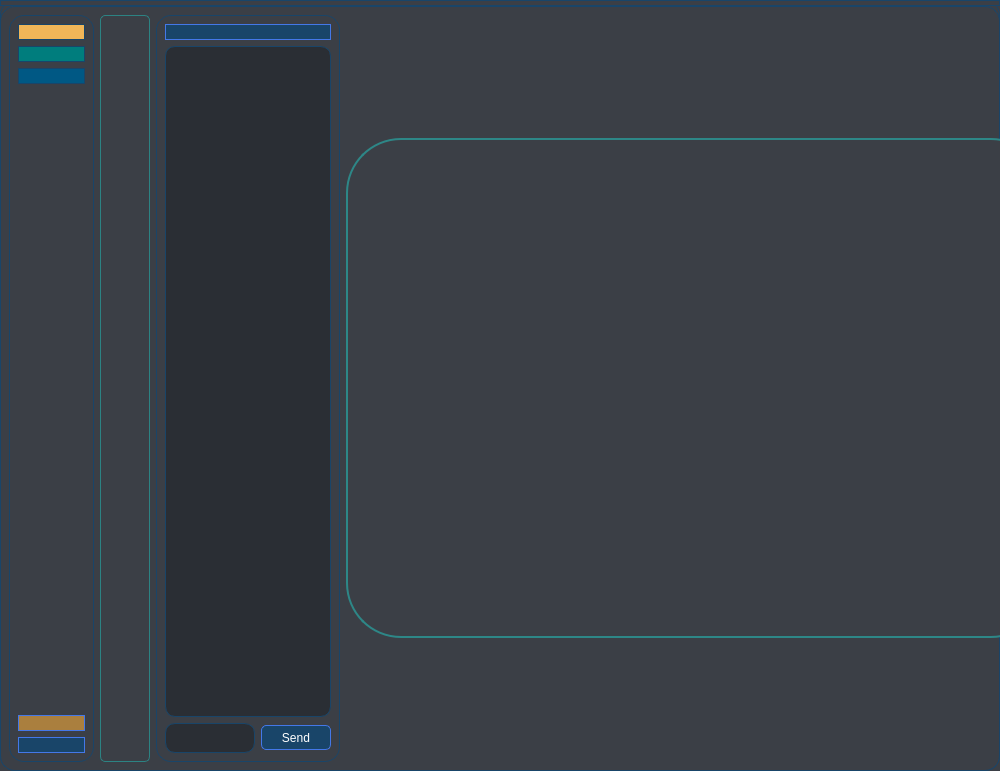
First picture: the form in Pulp-Fiction-LoginAndRegister/homepage.ui, repository AP-projects-4001/Pulp-Fiction, before the edit.
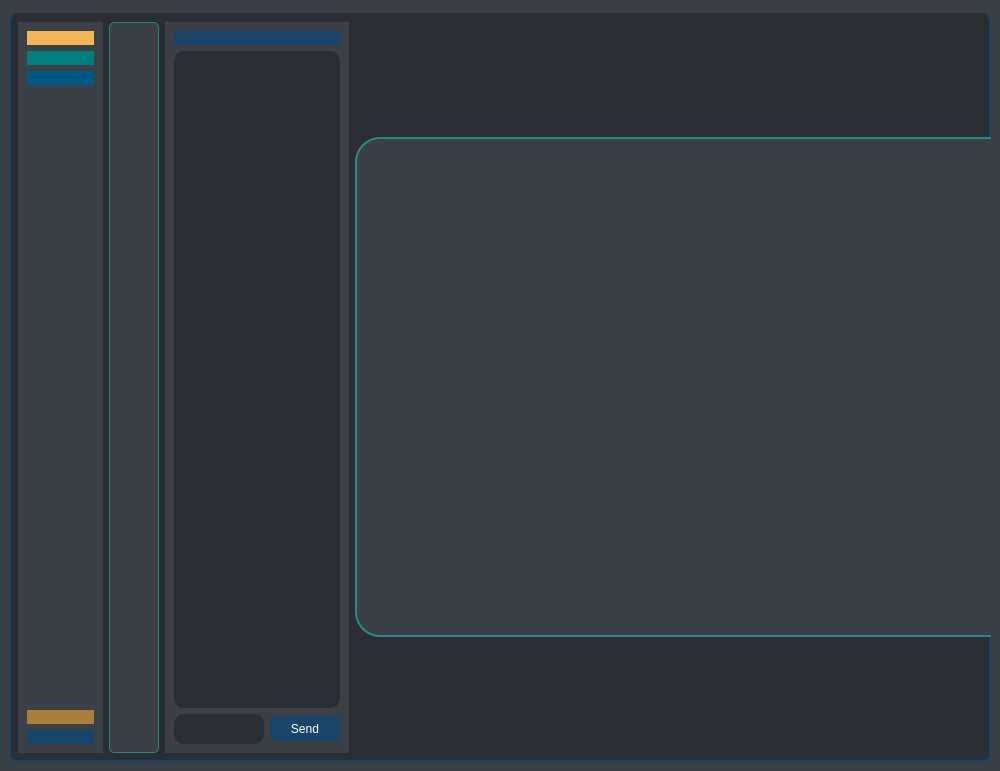
Second picture: the form after the edit. Icons and pictures are not drawn.

The edit to the form file:
```diff
--- a/Pulp-Fiction-LoginAndRegister/homepage.ui
+++ b/Pulp-Fiction-LoginAndRegister/homepage.ui
@@ -21,20 +21,7 @@
    <enum>Qt::LeftToRight</enum>
   </property>
   <property name="styleSheet">
-   <string notr="true">QWidget{
-	background-color: rgb(59, 63, 70);
-Border-radius: 15px;
-border-style: solid;
-	border-color: rgb(25, 69, 105);
- border-width: 1px;
-}
-QWidget#centralwidget:hover{
-	background-color: rgb(42, 46, 52);
-border-style: solid;
-	border-color: rgb(245, 179, 1);
- border-width: 1px;
-	color: rgb(25, 69, 105);
-}</string>
+   <string notr="true">background-color: rgb(59, 63, 70);</string>
   </property>
   <property name="iconSize">
    <size>
@@ -60,9 +47,31 @@
    </property>
    <layout class="QHBoxLayout" name="horizontalLayout_3">
     <item>
-     <layout class="QHBoxLayout" name="horizontalLayout">
-      <item>
        <widget class="QWidget" name="widget" native="true">
+      <property name="styleSheet">
+       <string notr="true">QWidget#widget {
+Padding: 1px;
+Border-radius: 7px;
+Color: #fefefe;
+background-color: rgb(42, 46, 52);
+border-style: none solid solid solid ;
+ border-width: 2px;
+	border-color: rgb(25, 69, 105);
+}
+
+QWidget#widget:hover {
+background-color: rgb(42, 46, 52);
+border-style: none solid solid solid ;
+ border-width: 2px;
+color: rgb(241, 182, 88);
+	border-color: rgb(32, 88, 134);
+}</string>
+      </property>
+      <layout class="QHBoxLayout" name="horizontalLayout_4">
+       <item>
+        <layout class="QHBoxLayout" name="horizontalLayout">
+         <item>
+          <widget class="QWidget" name="widget_3" native="true">
         <property name="minimumSize">
          <size>
           <width>85</width>
@@ -432,6 +441,7 @@
 border-radius: 10px;
 	background-color: rgb(42, 46, 52);
 padding-left: 10px;
+border-style: none solid solid solid ;
 }
 QListWidget#messageslist:hover {
 	background-color: rgb(42, 46, 52);
@@ -491,7 +501,7 @@
       </property>
       <property name="maximumSize">
        <size>
-        <width>700</width>
+           <width>16777215</width>
         <height>500</height>
        </size>
       </property>
@@ -505,7 +515,7 @@
        <string notr="true">QLabel#loadingpic {
 	border-image: url(:/splash/img/splash.png);
 Padding: 1px;
-Border-radius: 55px;
+Border-radius: 25px;
 Color: #fefefe;
 	border-color: rgb(45, 135, 135);
 border-style: solid;
@@ -531,13 +541,16 @@
     </item>
    </layout>
   </widget>
+    </item>
+   </layout>
+  </widget>
   <widget class="QMenuBar" name="menubar">
    <property name="geometry">
     <rect>
      <x>0</x>
      <y>0</y>
      <width>1000</width>
-     <height>23</height>
+     <height>21</height>
     </rect>
    </property>
    <widget class="QMenu" name="menuMenu">
```
Left out of the diff: 3 changed lines with no effect on the pictures. Lines whose indentation alone changed are shown as unchanged.
